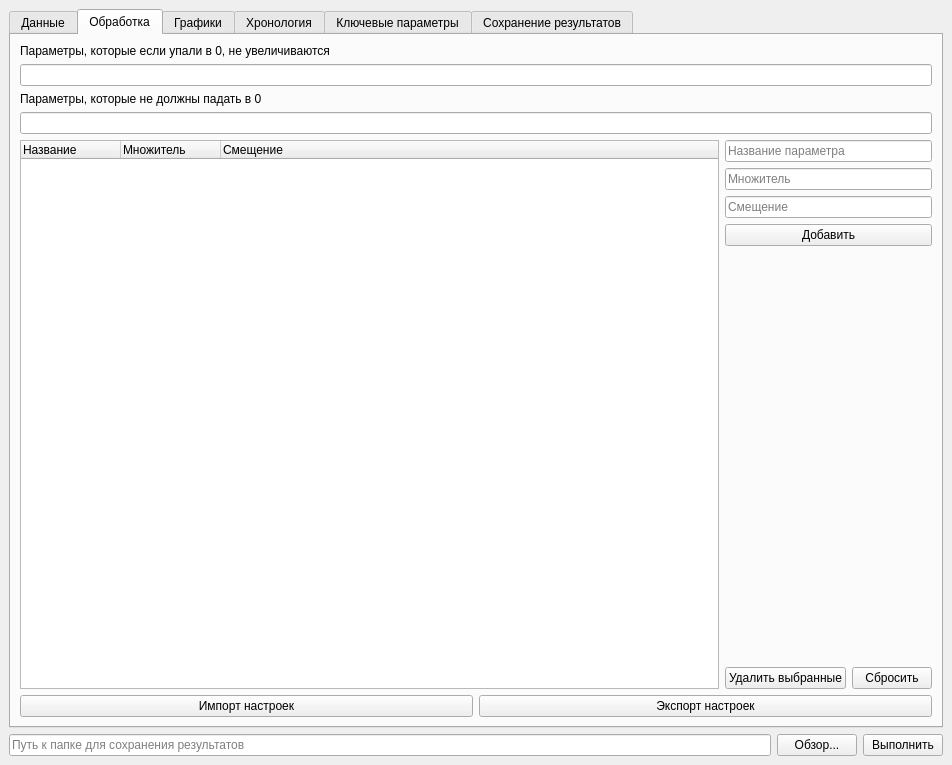
Old version of the form main_window.ui in the repository dimabasow/Socrat_eye.
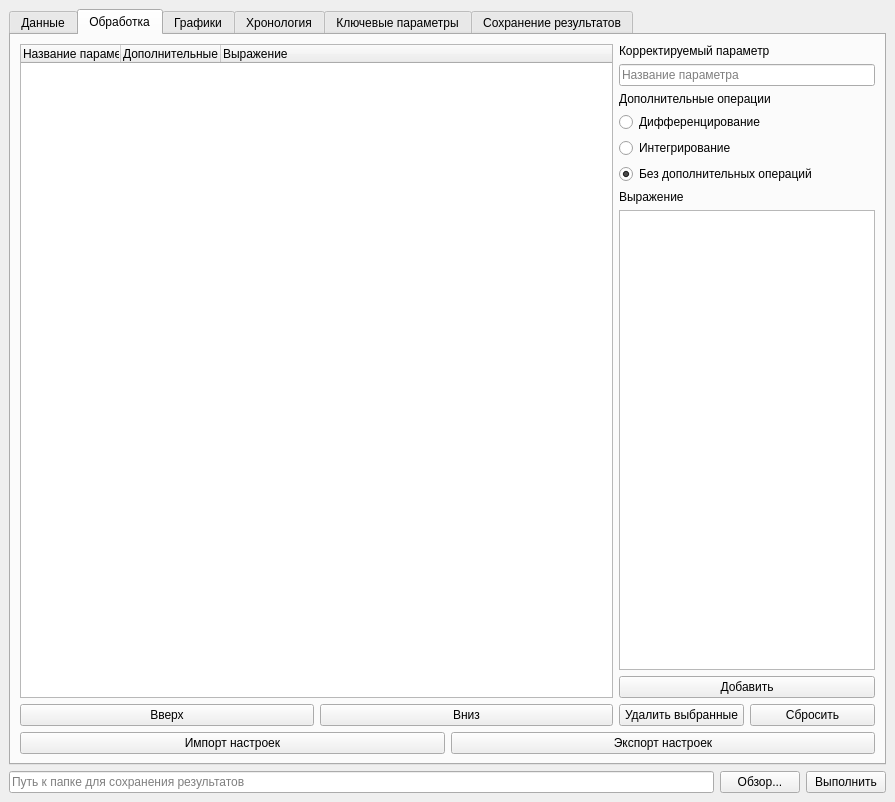
New version of the form. The open tabs and pages were chosen to show the change. Icons and pictures are not drawn.

Patch:
```diff
--- a/main_window.ui
+++ b/main_window.ui
@@ -9,8 +9,8 @@
    <rect>
     <x>0</x>
     <y>0</y>
-    <width>952</width>
-    <height>765</height>
+    <width>895</width>
+    <height>802</height>
    </rect>
   </property>
   <property name="windowTitle">
@@ -417,72 +417,61 @@
          <attribute name="title">
           <string>Обработка</string>
          </attribute>
-         <layout class="QVBoxLayout" name="verticalLayout_11">
+         <layout class="QVBoxLayout" name="verticalLayout_8">
           <item>
-           <layout class="QVBoxLayout" name="verticalLayout_6">
+           <layout class="QVBoxLayout" name="verticalLayout_7">
             <item>
-             <layout class="QVBoxLayout" name="verticalLayout_7">
+             <layout class="QHBoxLayout" name="horizontalLayout_26">
               <item>
-               <widget class="QLabel" name="label_4">
-                <property name="sizePolicy">
-                 <sizepolicy hsizetype="Preferred" vsizetype="Fixed">
-                  <horstretch>0</horstretch>
-                  <verstretch>0</verstretch>
-                 </sizepolicy>
-                </property>
-                <property name="text">
-                 <string>Параметры, которые если упали в 0, не увеличиваются</string>
-                </property>
-               </widget>
-              </item>
-              <item>
-               <widget class="QLineEdit" name="line_always_zero_parameters"/>
-              </item>
-             </layout>
-            </item>
-            <item>
-             <layout class="QVBoxLayout" name="verticalLayout_8">
-              <item>
-               <widget class="QLabel" name="label_3">
-                <property name="sizePolicy">
-                 <sizepolicy hsizetype="Preferred" vsizetype="Fixed">
-                  <horstretch>0</horstretch>
-                  <verstretch>0</verstretch>
-                 </sizepolicy>
-                </property>
-                <property name="text">
-                 <string>Параметры, которые не должны падать в 0</string>
-                </property>
-               </widget>
-              </item>
-              <item>
-               <widget class="QLineEdit" name="line_not_zero_parameters"/>
-              </item>
-             </layout>
-            </item>
-            <item>
-             <layout class="QHBoxLayout" name="horizontalLayout_18">
-              <item>
-               <widget class="QTreeWidget" name="treeWidget_corrected_parameters">
-                <column>
-                 <property name="text">
-                  <string>Название</string>
-                 </property>
-                </column>
-                <column>
-                 <property name="text">
-                  <string>Множитель</string>
-                 </property>
-                </column>
-                <column>
-                 <property name="text">
-                  <string>Смещение</string>
-                 </property>
-                </column>
-               </widget>
+               <layout class="QVBoxLayout" name="verticalLayout_6">
+                <item>
+                 <widget class="QTreeWidget" name="treeWidget_corrected_parameters">
+                  <column>
+                   <property name="text">
+                    <string>Название параметра</string>
+                   </property>
+                  </column>
+                  <column>
+                   <property name="text">
+                    <string>Дополнительные операции</string>
+                   </property>
+                  </column>
+                  <column>
+                   <property name="text">
+                    <string>Выражение</string>
+                   </property>
+                  </column>
+                 </widget>
+                </item>
+                <item>
+                 <layout class="QHBoxLayout" name="horizontalLayout_18">
+                  <item>
+                   <widget class="QPushButton" name="button_up_correcting">
+                    <property name="text">
+                     <string>Вверх</string>
+                    </property>
+                   </widget>
+                  </item>
+                  <item>
+                   <widget class="QPushButton" name="button_down_correcting">
+                    <property name="text">
+                     <string>Вниз</string>
+                    </property>
+                   </widget>
+                  </item>
+                 </layout>
+                </item>
+               </layout>
               </item>
               <item>
                <layout class="QVBoxLayout" name="verticalLayout">
+                <item>
+                 <widget class="QLabel" name="label_4">
+                  <property name="text">
+                   <string>Корректируемый параметр</string>
+                  </property>
+                 </widget>
+                </item>
                 <item>
                  <widget class="QLineEdit" name="line_corrected_parameters_name">
                   <property name="sizePolicy">
@@ -497,29 +486,57 @@
                  </widget>
                 </item>
                 <item>
-                 <widget class="QLineEdit" name="line_corrected_parameters_mult">
-                  <property name="sizePolicy">
-                   <sizepolicy hsizetype="Minimum" vsizetype="Fixed">
-                    <horstretch>0</horstretch>
-                    <verstretch>0</verstretch>
-                   </sizepolicy>
+                 <widget class="QLabel" name="label_23">
+                  <property name="text">
+                   <string>Дополнительные операции</string>
                   </property>
-                  <property name="placeholderText">
-                   <string>Множитель</string>
+                 </widget>
+                </item>
+                <item>
+                 <widget class="QRadioButton" name="radioButton_gradient">
+                  <property name="text">
+                   <string>Дифференцирование</string>
                   </property>
                  </widget>
                 </item>
                 <item>
-                 <widget class="QLineEdit" name="line_corrected_parameters_shift">
+                 <widget class="QRadioButton" name="radioButton_integral">
+                  <property name="text">
+                   <string>Интегрирование</string>
+                  </property>
+                 </widget>
+                </item>
+                <item>
+                 <widget class="QRadioButton" name="radioButton_no_extra_operations">
+                  <property name="enabled">
+                   <bool>true</bool>
+                  </property>
+                  <property name="text">
+                   <string>Без дополнительных операций</string>
+                  </property>
+                  <property name="checked">
+                   <bool>true</bool>
+                  </property>
+                  <property name="autoRepeat">
+                   <bool>false</bool>
+                  </property>
+                 </widget>
+                </item>
+                <item>
+                 <widget class="QLabel" name="label_3">
+                  <property name="text">
+                   <string>Выражение</string>
+                  </property>
+                 </widget>
+                </item>
+                <item>
+                 <widget class="QTextEdit" name="text_edit_correcting_expression">
                   <property name="sizePolicy">
-                   <sizepolicy hsizetype="Minimum" vsizetype="Fixed">
+                   <sizepolicy hsizetype="Fixed" vsizetype="Expanding">
                     <horstretch>0</horstretch>
                     <verstretch>0</verstretch>
                    </sizepolicy>
                   </property>
-                  <property name="placeholderText">
-                   <string>Смещение</string>
-                  </property>
                  </widget>
                 </item>
                 <item>
@@ -529,25 +546,6 @@
                   </property>
                  </widget>
                 </item>
-                <item>
-                 <widget class="QFrame" name="frame">
-                  <property name="sizePolicy">
-                   <sizepolicy hsizetype="Preferred" vsizetype="Expanding">
-                    <horstretch>0</horstretch>
-                    <verstretch>0</verstretch>
-                   </sizepolicy>
-                  </property>
-                  <property name="frameShape">
-                   <enum>QFrame::NoFrame</enum>
-                  </property>
-                  <property name="frameShadow">
-                   <enum>QFrame::Raised</enum>
-                  </property>
-                  <property name="lineWidth">
-                   <number>0</number>
-                  </property>
-                 </widget>
-                </item>
                 <item>
                  <layout class="QHBoxLayout" name="horizontalLayout_17">
                   <item>
```
Left out of the diff: 41 changed lines with no effect on the pictures.
